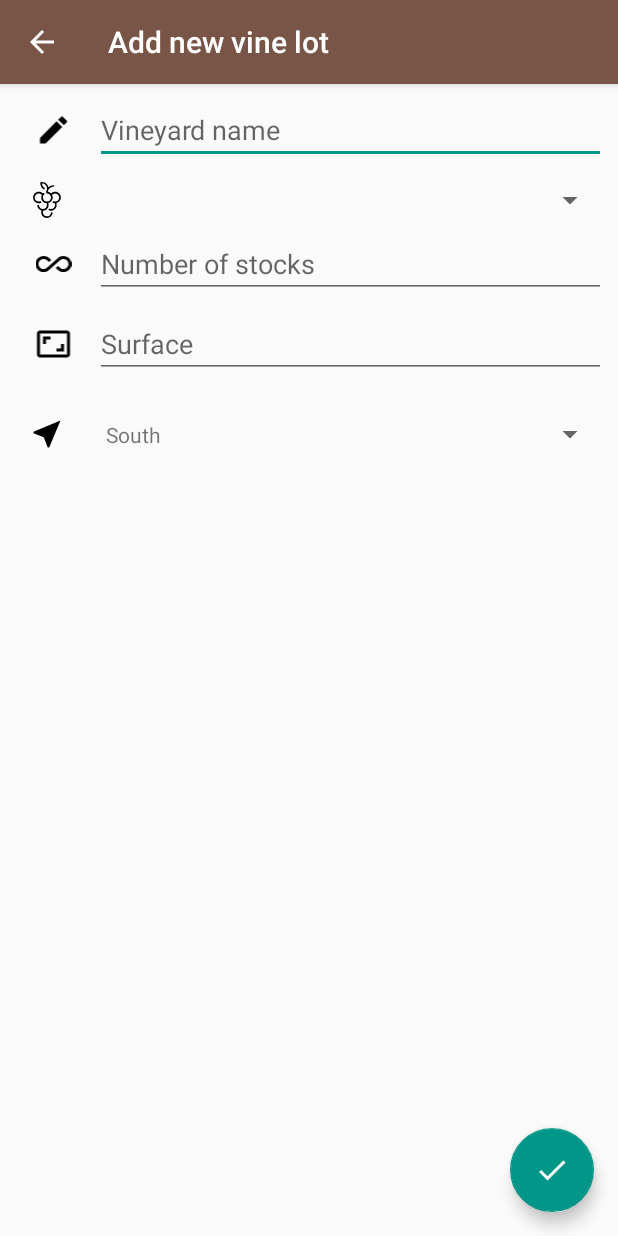
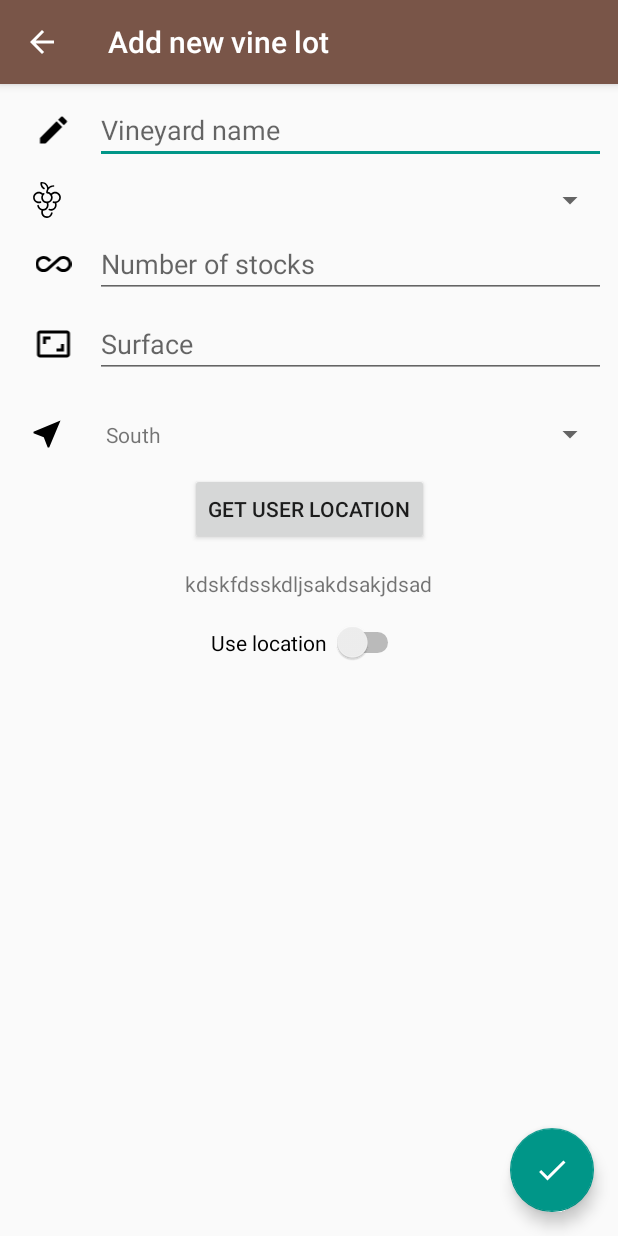
Before and after one commit to flavienbonvin/wineyardmanager-android, an Android app: the screen it shows after launch (ActivityLocationAdd), after a tap on an icon or button, on a phone screen of 412 x 824 dp. Run offline under Robolectric (Android 15) with nearby library versions, the phone set to English and light mode, and no system bars.

Commit message:
Almost finish

```diff
--- a/app/src/main/java/com/luca/flavien/wineyardmanager/MainActivity.java
+++ b/app/src/main/java/com/luca/flavien/wineyardmanager/MainActivity.java
@@ -4,7 +4,9 @@ import android.Manifest;
 import android.content.Context;
 import android.content.Intent;
 import android.content.pm.PackageManager;
-import android.content.res.Configuration;
+import android.location.Location;
+import android.location.LocationListener;
+import android.location.LocationManager;
 import android.os.Build;
 import android.os.Bundle;
 import android.support.annotation.NonNull;
@@ -19,9 +21,10 @@ import android.support.v7.app.AppCompatActivity;
 import android.support.v7.widget.Toolbar;
 import android.view.Menu;
 import android.view.MenuItem;
-import android.view.View;
+import android.widget.Toast;
 
 import com.luca.flavien.wineyardmanager.activity_classes.AndroidDatabaseManager;
+import com.luca.flavien.wineyardmanager.activity_classes.ActivityMap;
 import com.luca.flavien.wineyardmanager.db.adapter.JobDataSource;
 import com.luca.flavien.wineyardmanager.db.adapter.WineLotDataSource;
 import com.luca.flavien.wineyardmanager.db.adapter.WineVarietyDataSource;
@@ -36,7 +39,6 @@ import com.luca.flavien.wineyardmanager.fragment_classes.FragWork;
 
 import java.util.ArrayList;
 import java.util.List;
-import java.util.Locale;
 
 public class MainActivity extends AppCompatActivity
         implements NavigationView.OnNavigationItemSelectedListener {
@@ -51,9 +53,12 @@ public class MainActivity extends AppCompatActivity
     public static WineVarietyDataSource wineVarietyDataSource;
     public static WorkerDataSource workerDataSource;
 
+    private LocationManager locationManager;
+    private static Location location;
+
+    public static  List<String> languageList;
 
     public static List<Orientation> orientationList;
-    public static List<String> languageList;
 
 
     /*
@@ -120,8 +125,13 @@ public class MainActivity extends AppCompatActivity
         //a need to modify them
         initiateOrientations();
 
+
         //Create all the language possible
         initiateLanguage();
+
+
+        //Get the location of the user
+        getUserLocation();
 
 
         fm = getSupportFragmentManager();
@@ -150,7 +160,9 @@ public class MainActivity extends AppCompatActivity
         String[] permissions = new String[]{
                 Manifest.permission.WRITE_CALENDAR,
                 Manifest.permission.SEND_SMS,
-                Manifest.permission.CALL_PHONE};
+                Manifest.permission.CALL_PHONE,
+                Manifest.permission.ACCESS_FINE_LOCATION,
+                Manifest.permission.ACCESS_COARSE_LOCATION};
 
 
         if(!hasPermissions(this, permissions)){
@@ -181,6 +193,9 @@ public class MainActivity extends AppCompatActivity
         ft = fm.beginTransaction();
 
         switch (id){
+            case (R.id.nav_map):
+                Intent intentMap = new Intent(this, ActivityMap.class);
+                startActivity(intentMap);
             case (R.id.nav_location):
                 this.setTitle(R.string.location);
                 ft.replace(R.id.content_layout, new FragLocationList()).commit();
@@ -194,9 +209,6 @@ public class MainActivity extends AppCompatActivity
                 ft.replace(R.id.content_layout, new FragEmployee()).commit();
                 break;
             case (R.id.nav_setting):
-                this.setTitle(getString(R.string.settings));
-                /*Intent intent = new Intent(this, AndroidDatabaseManager.class);
-                startActivity(intent);*/
                 this.setTitle(getString(R.string.settings));
                 ft.replace(R.id.content_layout, new FragSettings()).commit();
                 break;
@@ -259,6 +271,42 @@ public class MainActivity extends AppCompatActivity
         orientationList.add(e);
         orientationList.add(w);
     }
+
+    public void getUserLocation(){
+        locationManager = (LocationManager) getSystemService(Context.LOCATION_SERVICE);
+
+        if (ActivityCompat.checkSelfPermission(this, android.Manifest.permission.ACCESS_FINE_LOCATION) != PackageManager.PERMISSION_GRANTED && ActivityCompat.checkSelfPermission(this, android.Manifest.permission.ACCESS_COARSE_LOCATION) != PackageManager.PERMISSION_GRANTED) {
+            return;
+        }
+
+        locationManager.requestLocationUpdates(LocationManager.NETWORK_PROVIDER, 2* 60 * 1000, 250, locationListenerNetwork);
+    }
+
+
+    private final LocationListener locationListenerNetwork = new LocationListener() {
+        public void onLocationChanged(Location location) {
+            MainActivity.location = location;
+        }
+
+        @Override
+        public void onStatusChanged(String s, int i, Bundle bundle) {
+
+        }
+
+        @Override
+        public void onProviderEnabled(String s) {
+
+        }
+
+        @Override
+        public void onProviderDisabled(String s) {
+
+        }
+    };
+
+    public static Location getLocation() {
+        return location;
+    }
     private void initiateLanguage(){
         String german = getString(R.string.language_german);
         String french = getString(R.string.language_french);
--- a/app/src/main/java/com/luca/flavien/wineyardmanager/activity_classes/ActivityLocationAdd.java
+++ b/app/src/main/java/com/luca/flavien/wineyardmanager/activity_classes/ActivityLocationAdd.java
@@ -1,6 +1,7 @@
 package com.luca.flavien.wineyardmanager.activity_classes;
 
 import android.content.Intent;
+import android.location.Location;
 import android.support.design.widget.FloatingActionButton;
 import android.support.v7.app.AppCompatActivity;
 import android.os.Bundle;
@@ -8,8 +9,11 @@ import android.util.Log;
 import android.view.MenuItem;
 import android.view.View;
 import android.widget.ArrayAdapter;
+import android.widget.Button;
 import android.widget.EditText;
 import android.widget.Spinner;
+import android.widget.TextView;
+import android.widget.Toast;
 
 import com.luca.flavien.wineyardmanager.db.object.Orientation;
 import com.luca.flavien.wineyardmanager.db.object.WineLot;
@@ -28,6 +32,9 @@ public class ActivityLocationAdd extends AppCompatActivity {
     private Spinner spinnerOrientation;
     private Spinner spinnerVariety;
 
+    private TextView textLocation;
+    private Location location;
+
     private WineLot wineLot;
     private boolean hasIntent;
 
@@ -43,6 +50,8 @@ public class ActivityLocationAdd extends AppCompatActivity {
 
         checkIntent();
 
+
+        location = MainActivity.getLocation();
 
         FloatingActionButton floatingActionButton = (FloatingActionButton)findViewById(R.id.fab_confirm_location);
         floatingActionButton.setOnClickListener(new View.OnClickListener() {
@@ -76,13 +85,18 @@ public class ActivityLocationAdd extends AppCompatActivity {
         Orientation orientation = (Orientation) spinnerOrientation.getSelectedItem();
         WineVariety wineVariety = (WineVariety) spinnerVariety.getSelectedItem();
 
-        Log.d("CREATE VINEYARD: ", wineVariety.getId() + " name: " + wineVariety.getName());
+        Log.d("CREATE VINEYARD: ", wineVariety.getId() +
+                " name: " + wineVariety.getName() +
+                " longitude: " + location.getLatitude() +
+                " latitude: " + location.getLatitude());
 
         wineLot.setWineVariety(wineVariety);
         wineLot.setOrientationid(orientation.getId());
         wineLot.setName(editTextName.getText().toString());
         wineLot.setNumberWineStock(Integer.parseInt(editTextNumber.getText().toString()));
         wineLot.setSurface(Float.parseFloat(editTextSurface.getText().toString()));
+        wineLot.setLongitude(location.getLongitude());
+        wineLot.setLatitude(location.getLatitude());
     }
 
     private  void checkIntent(){
@@ -101,6 +115,11 @@ public class ActivityLocationAdd extends AppCompatActivity {
         else {
             setTitle(getString(R.string.add_new_vine_lot));
         }
+    }
+
+    public void locationManagement(View view){
+        if (location != null)
+            textLocation.setText("Location: " + "\n" + "Longitude: " + location.getLongitude() + "\n" + "Latitude: " + location.getLatitude());
     }
 
     private void setEdit(){
@@ -136,6 +155,8 @@ public class ActivityLocationAdd extends AppCompatActivity {
         editTextSurface = (EditText)findViewById(R.id.edit_size);
 
         floatingActionButtonDelete = (FloatingActionButton)findViewById(R.id.fab_delete_location);
+
+        textLocation = (TextView)findViewById(R.id.tw_user_location);
     }
 
     private void updateSpinner(){
--- a/app/src/main/java/com/luca/flavien/wineyardmanager/db/Contract.java
+++ b/app/src/main/java/com/luca/flavien/wineyardmanager/db/Contract.java
@@ -1,6 +1,8 @@
 package com.luca.flavien.wineyardmanager.db;
 
 import android.provider.BaseColumns;
+
+import com.luca.flavien.wineyardmanager.db.object.WineLot;
 
 /**
  * Created by Flavien on 24.04.2017.
@@ -72,6 +74,8 @@ public class Contract {
         public static final String KEY_PICTURE= "picture";
         public static final String KEY_WINEVARIETY_ID = "winevariety_id";
         public static final String KEY_ORIENTATION_ID = "orientation_id";
+        public static final String KEY_LONGITUDE = "longitude";
+        public static final String KEY_LATITUDE = "latitude";
 
 
 
@@ -86,6 +90,8 @@ public class Contract {
                 + WineLotEntry.KEY_PICTURE          + " TEXT, "
                 + WineLotEntry.KEY_WINEVARIETY_ID   + " INTEGER, "
                 + WineLotEntry.KEY_ORIENTATION_ID   + " INTEGER, "
+                + WineLotEntry.KEY_LONGITUDE        + " DOUBLE, "
+                + WineLotEntry.KEY_LATITUDE         + " DOUBLE, "
                 + "FOREIGN KEY (" + KEY_WINEVARIETY_ID + ") REFERENCES " + WineVarietyEntry.TABLE_WINEVARIETY + " (" + KEY_ID + ") ON DELETE CASCADE "
                 + ");";
     }
--- a/app/src/main/res/layout/activity_location_add.xml
+++ b/app/src/main/res/layout/activity_location_add.xml
@@ -7,6 +7,32 @@
     tools:context=".activity_classes.ActivityLocationAdd"
     tools:layout_editor_absoluteY="81dp"
     tools:layout_editor_absoluteX="0dp">
+
+
+    <Button
+        android:id="@+id/bt_add_location"
+        android:layout_width="wrap_content"
+        android:layout_height="wrap_content"
+        android:layout_marginLeft="8dp"
+        android:layout_marginRight="8dp"
+        android:layout_marginTop="0dp"
+        android:onClick="locationManagement"
+        android:text="@string/get_user_location"
+        app:layout_constraintLeft_toLeftOf="parent"
+        app:layout_constraintRight_toRightOf="parent"
+        app:layout_constraintTop_toBottomOf="@+id/linearLayout5" />
+
+    <TextView
+        android:id="@+id/tw_user_location"
+        android:layout_width="wrap_content"
+        android:layout_height="wrap_content"
+        android:layout_marginLeft="8dp"
+        android:layout_marginRight="8dp"
+        android:layout_marginTop="16dp"
+        android:text="kdskfdsskdljsakdsakjdsad"
+        app:layout_constraintLeft_toLeftOf="parent"
+        app:layout_constraintRight_toRightOf="parent"
+        app:layout_constraintTop_toBottomOf="@+id/bt_add_location" />
 
 
     <android.support.design.widget.FloatingActionButton
@@ -170,7 +196,8 @@
         app:layout_constraintTop_toBottomOf="@+id/linearLayout4"
         tools:layout_constraintLeft_creator="1"
         app:layout_constraintLeft_toLeftOf="@+id/linearLayout2"
-        app:layout_constraintHorizontal_bias="0.0">
+        app:layout_constraintHorizontal_bias="0.0"
+        android:id="@+id/linearLayout5">
 
         <ImageView
             android:id="@+id/icon_orientation"
@@ -206,5 +233,17 @@
         app:layout_constraintBottom_toTopOf="@+id/fab_confirm_location"
         android:visibility="gone"/>
 
+    <Switch
+        android:id="@+id/switch_location"
+        android:layout_width="wrap_content"
+        android:layout_height="wrap_content"
+        android:layout_marginLeft="8dp"
+        android:text="Use location "
+        app:layout_constraintLeft_toLeftOf="parent"
+        android:layout_marginTop="16dp"
+        app:layout_constraintTop_toBottomOf="@+id/tw_user_location"
+        android:layout_marginRight="8dp"
+        app:layout_constraintRight_toRightOf="parent"
+        app:layout_constraintHorizontal_bias="0.496" />
 
 </android.support.constraint.ConstraintLayout>
--- a/app/src/main/res/menu/activity_main_drawer.xml
+++ b/app/src/main/res/menu/activity_main_drawer.xml
@@ -3,6 +3,10 @@
 <menu xmlns:android="http://schemas.android.com/apk/res/android">
 
     <group android:checkableBehavior="single">
+        <item
+            android:id="@+id/nav_map"
+            android:icon="@drawable/ic_menu_people"
+            android:title="@string/map"/>
         <item
             android:id="@+id/nav_location"
             android:icon="@drawable/ic_menu_place"
--- a/app/src/main/res/values/strings.xml
+++ b/app/src/main/res/values/strings.xml
@@ -47,12 +47,16 @@
     <string name="select_the_deadline">Select the deadline</string>
     <string name="email_not_valid">Email is not valid</string>
     <string name="lastname_empty">Please enter the lastname</string>
+    <string name="firstname_empty">Please enter the firstname</string>
     <string name="location_name_empty">Please enter the location name</string>
     <string name="stocks_empty">Please enter a number of stocks</string>
     <string name="surface_empty">Please enter a surface</string>
     <string name="vine_variety_empty">Please enter a vine variety</string>
     <string name="action_empty">Please enter an action</string>
     <string name="deadline_empty">Please enter a deadline</string>
+    <string name="title_activity_maps">Map</string>
+    <string name="map">Map</string>
+    <string name="get_user_location">Get user location</string>
     <string name="edit_worker">Edit worker</string>
     <string name="fistname_empty">Please enter the firstname</string>
     <string name="phone_not_valid">Please enter phone number</string>
```
Also changed, not shown: app/src/debug/res/values/google_maps_api.xml (added, +26 -0 lines), app/src/main/AndroidManifest.xml (+40 -18 lines), app/src/main/java/com/luca/flavien/wineyardmanager/activity_classes/ActivityEmployeeAdd.java (+6 -1 lines), app/src/main/java/com/luca/flavien/wineyardmanager/activity_classes/ActivityMap.java (added, +94 -0 lines), app/src/main/java/com/luca/flavien/wineyardmanager/db/adapter/WineLotDataSource.java (+8 -0 lines), app/src/main/java/com/luca/flavien/wineyardmanager/db/object/WineLot.java (+19 -0 lines), app/src/main/res/drawable/ic_map_black_24dp.xml (added, +9 -0 lines), app/src/main/res/layout/activity_maps.xml (added, +8 -0 lines), 1 other file.
